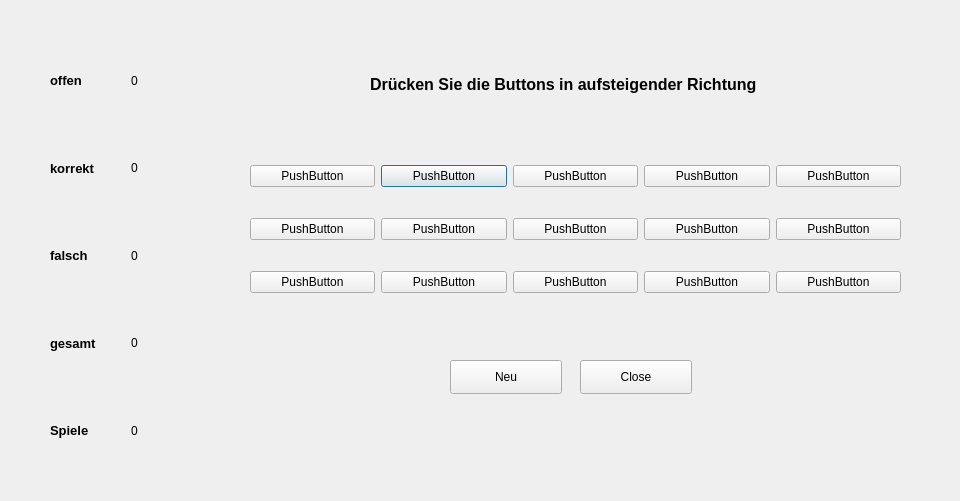
First picture: the form in src/GUIStruktur.ui, repository mweinberger-tgm/GUIStruktur, before the edit.
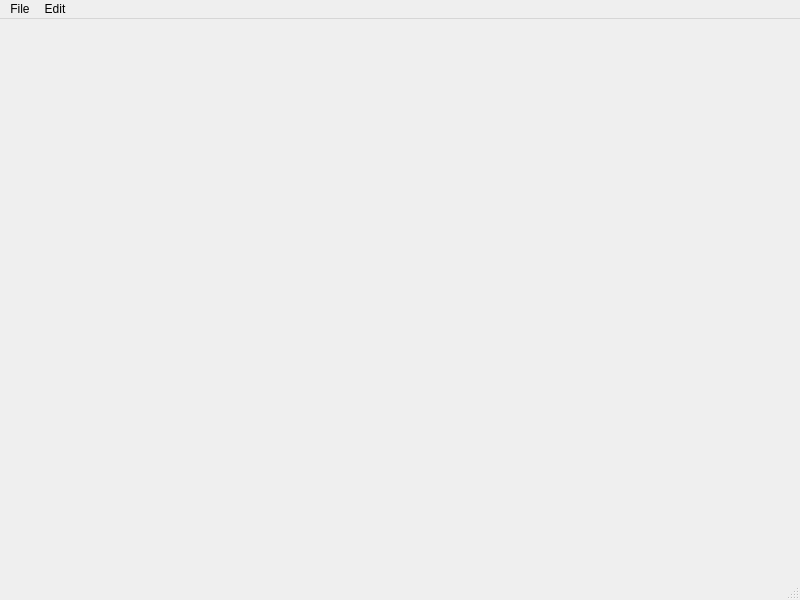
Second picture: the form after the edit.

What changed in the file:
```diff
--- a/src/GUIStruktur.ui
+++ b/src/GUIStruktur.ui
@@ -1,319 +1,42 @@
 <?xml version="1.0" encoding="UTF-8"?>
 <ui version="4.0">
- <class>Dialog</class>
- <widget class="QDialog" name="Dialog">
+ <class>MainWindow</class>
+ <widget class="QMainWindow" name="MainWindow">
   <property name="geometry">
    <rect>
     <x>0</x>
     <y>0</y>
-    <width>960</width>
-    <height>501</height>
+    <width>800</width>
+    <height>600</height>
    </rect>
   </property>
   <property name="windowTitle">
    <string>Dialog</string>
   </property>
-  <widget class="QWidget" name="gridLayoutWidget">
+  <widget class="QWidget" name="centralwidget"/>
+  <widget class="QMenuBar" name="menubar">
    <property name="geometry">
     <rect>
-     <x>50</x>
-     <y>40</y>
-     <width>111</width>
-     <height>431</height>
+     <x>0</x>
+     <y>0</y>
+     <width>800</width>
+     <height>21</height>
     </rect>
    </property>
-   <layout class="QGridLayout" name="gridLayout" rowstretch="0,0,0,0,0,0" columnstretch="0,1,0" rowminimumheight="0,0,0,0,0,0" columnminimumwidth="0,0,0">
-    <property name="leftMargin">
-     <number>0</number>
+   <widget class="QMenu" name="menuFile">
+    <property name="title">
+     <string>File</string>
     </property>
-    <item row="2" column="2">
-     <widget class="QLabel" name="label_8">
-      <property name="text">
-       <string>0</string>
-      </property>
-     </widget>
-    </item>
-    <item row="0" column="1">
-     <widget class="QLabel" name="label_1">
-      <property name="font">
-       <font>
-        <pointsize>10</pointsize>
-        <weight>75</weight>
-        <bold>true</bold>
-       </font>
-      </property>
-      <property name="text">
-       <string>offen</string>
-      </property>
-     </widget>
-    </item>
-    <item row="1" column="2">
-     <widget class="QLabel" name="label_7">
-      <property name="text">
-       <string>0</string>
-      </property>
-     </widget>
-    </item>
-    <item row="0" column="2">
-     <widget class="QLabel" name="label_6">
-      <property name="text">
-       <string>0</string>
-      </property>
-     </widget>
-    </item>
-    <item row="4" column="2">
-     <widget class="QLabel" name="label_9">
-      <property name="text">
-       <string>0</string>
-      </property>
-     </widget>
-    </item>
-    <item row="1" column="1">
-     <widget class="QLabel" name="label_2">
-      <property name="font">
-       <font>
-        <pointsize>10</pointsize>
-        <weight>75</weight>
-        <bold>true</bold>
-       </font>
-      </property>
-      <property name="text">
-       <string>korrekt</string>
-      </property>
-     </widget>
-    </item>
-    <item row="2" column="1">
-     <widget class="QLabel" name="label_3">
-      <property name="font">
-       <font>
-        <pointsize>10</pointsize>
-        <weight>75</weight>
-        <bold>true</bold>
-       </font>
-      </property>
-      <property name="text">
-       <string>falsch</string>
-      </property>
-     </widget>
-    </item>
-    <item row="4" column="1">
-     <widget class="QLabel" name="label_4">
-      <property name="font">
-       <font>
-        <pointsize>10</pointsize>
-        <weight>75</weight>
-        <bold>true</bold>
-       </font>
-      </property>
-      <property name="text">
-       <string>gesamt</string>
-      </property>
-     </widget>
-    </item>
-    <item row="5" column="1">
-     <widget class="QLabel" name="label_5">
-      <property name="font">
-       <font>
-        <pointsize>10</pointsize>
-        <weight>75</weight>
-        <bold>true</bold>
-       </font>
-      </property>
-      <property name="text">
-       <string>Spiele</string>
-      </property>
-     </widget>
-    </item>
-    <item row="5" column="2">
-     <widget class="QLabel" name="label_10">
-      <property name="enabled">
-       <bool>true</bool>
-      </property>
-      <property name="minimumSize">
-       <size>
-        <width>30</width>
-        <height>0</height>
-       </size>
-      </property>
-      <property name="text">
-       <string>0</string>
-      </property>
-     </widget>
-    </item>
-   </layout>
+   </widget>
+   <widget class="QMenu" name="menuEdit">
+    <property name="title">
+     <string>Edit</string>
+    </property>
+   </widget>
+   <addaction name="menuFile"/>
+   <addaction name="menuEdit"/>
   </widget>
-  <widget class="QLabel" name="desc">
-   <property name="geometry">
-    <rect>
-     <x>370</x>
-     <y>70</y>
-     <width>599</width>
-     <height>29</height>
-    </rect>
-   </property>
-   <property name="font">
-    <font>
-     <pointsize>12</pointsize>
-     <weight>75</weight>
-     <bold>true</bold>
-    </font>
-   </property>
-   <property name="layoutDirection">
-    <enum>Qt::RightToLeft</enum>
-   </property>
-   <property name="text">
-    <string>Drücken Sie die Buttons in aufsteigender Richtung</string>
-   </property>
-  </widget>
-  <widget class="QWidget" name="gridLayoutWidget_2">
-   <property name="geometry">
-    <rect>
-     <x>250</x>
-     <y>140</y>
-     <width>651</width>
-     <height>181</height>
-    </rect>
-   </property>
-   <layout class="QGridLayout" name="gridLayout_2">
-    <item row="0" column="1">
-     <widget class="QPushButton" name="pushButton_4">
-      <property name="text">
-       <string>PushButton</string>
-      </property>
-     </widget>
-    </item>
-    <item row="1" column="0">
-     <widget class="QPushButton" name="pushButton_2">
-      <property name="text">
-       <string>PushButton</string>
-      </property>
-     </widget>
-    </item>
-    <item row="0" column="3">
-     <widget class="QPushButton" name="pushButton_10">
-      <property name="text">
-       <string>PushButton</string>
-      </property>
-     </widget>
-    </item>
-    <item row="2" column="0">
-     <widget class="QPushButton" name="pushButton_3">
-      <property name="text">
-       <string>PushButton</string>
-      </property>
-     </widget>
-    </item>
-    <item row="0" column="0">
-     <widget class="QPushButton" name="pushButton_1">
-      <property name="text">
-       <string>PushButton</string>
-      </property>
-     </widget>
-    </item>
-    <item row="0" column="2">
-     <widget class="QPushButton" name="pushButton_7">
-      <property name="text">
-       <string>PushButton</string>
-      </property>
-     </widget>
-    </item>
-    <item row="0" column="4">
-     <widget class="QPushButton" name="pushButton_13">
-      <property name="text">
-       <string>PushButton</string>
-      </property>
-     </widget>
-    </item>
-    <item row="1" column="1">
-     <widget class="QPushButton" name="pushButton_5">
-      <property name="text">
-       <string>PushButton</string>
-      </property>
-     </widget>
-    </item>
-    <item row="2" column="1">
-     <widget class="QPushButton" name="pushButton_6">
-      <property name="text">
-       <string>PushButton</string>
-      </property>
-     </widget>
-    </item>
-    <item row="1" column="2">
-     <widget class="QPushButton" name="pushButton_8">
-      <property name="text">
-       <string>PushButton</string>
-      </property>
-     </widget>
-    </item>
-    <item row="1" column="3">
-     <widget class="QPushButton" name="pushButton_11">
-      <property name="text">
-       <string>PushButton</string>
-      </property>
-     </widget>
-    </item>
-    <item row="1" column="4">
-     <widget class="QPushButton" name="pushButton_14">
-      <property name="text">
-       <string>PushButton</string>
-      </property>
-     </widget>
-    </item>
-    <item row="2" column="2">
-     <widget class="QPushButton" name="pushButton_9">
-      <property name="text">
-       <string>PushButton</string>
-      </property>
-     </widget>
-    </item>
-    <item row="2" column="3">
-     <widget class="QPushButton" name="pushButton_12">
-      <property name="text">
-       <string>PushButton</string>
-      </property>
-     </widget>
-    </item>
-    <item row="2" column="4">
-     <widget class="QPushButton" name="pushButton_15">
-      <property name="text">
-       <string>PushButton</string>
-      </property>
-     </widget>
-    </item>
-   </layout>
-  </widget>
-  <widget class="QPushButton" name="neu">
-   <property name="geometry">
-    <rect>
-     <x>450</x>
-     <y>360</y>
-     <width>112</width>
-     <height>34</height>
-    </rect>
-   </property>
-   <property name="text">
-    <string>Neu</string>
-   </property>
-  </widget>
-  <widget class="QPushButton" name="close">
-   <property name="geometry">
-    <rect>
-     <x>580</x>
-     <y>360</y>
-     <width>112</width>
-     <height>34</height>
-    </rect>
-   </property>
-   <property name="text">
-    <string>Close</string>
-   </property>
-   <property name="default">
-    <bool>false</bool>
-   </property>
-   <property name="flat">
-    <bool>false</bool>
-   </property>
-  </widget>
+  <widget class="QStatusBar" name="statusbar"/>
  </widget>
  <resources/>
  <connections>
```
Left out of the diff: 37 changed lines with no effect on the pictures.
